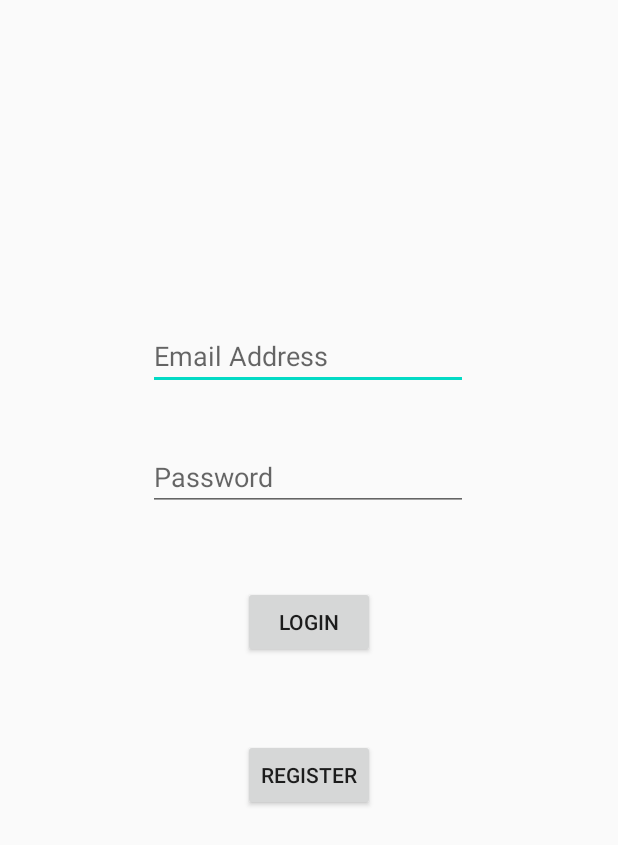
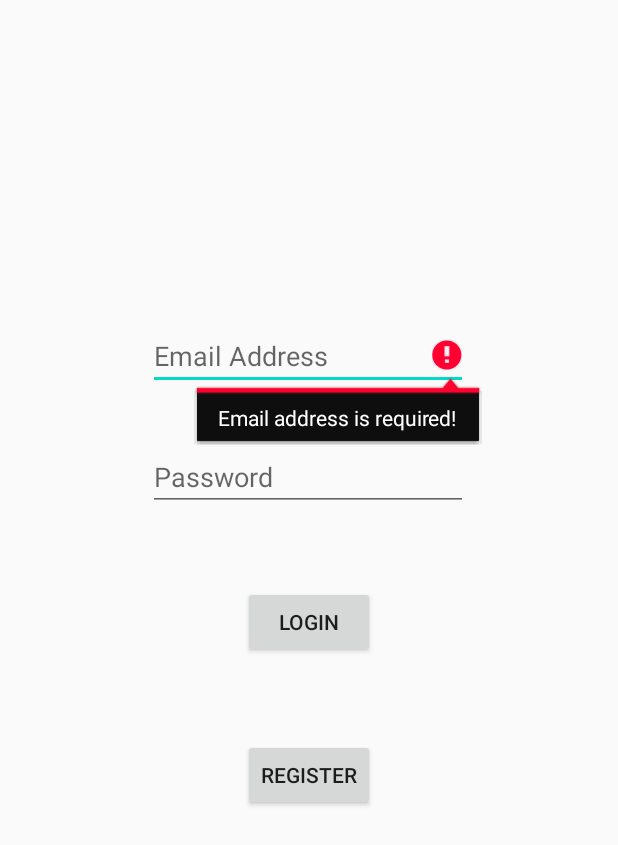
Before and after one commit to chheeky/firebaseLogin, an Android app: the screen it shows after launch (MainActivity), after a tap on "LOGIN", on a phone screen of 412 x 824 dp. Shown: the top 845 px of the screen. Run offline under Robolectric (Android 15) with nearby library versions, the phone set to English and light mode, and no system bars; our stand-ins replace Firebase (no records; nobody signed in at launch, a user with empty details on screens opened directly).

Commit message:
Allows a user to login with the correct credentials

```diff
--- a/app/src/main/AndroidManifest.xml
+++ b/app/src/main/AndroidManifest.xml
@@ -11,7 +11,7 @@
         android:roundIcon="@mipmap/ic_launcher_round"
         android:supportsRtl="true"
         android:theme="@style/AppTheme">
-
+        <activity android:name=".profile"></activity>
         <activity android:name=".register" />
         <!--
                Set to true if your app is Standalone, that is, it does not require the handheld
--- a/app/src/main/java/com/example/firebaselogin/MainActivity.java
+++ b/app/src/main/java/com/example/firebaselogin/MainActivity.java
@@ -5,6 +5,7 @@ import androidx.appcompat.app.AppCompatActivity;
 
 import android.content.Intent;
 import android.os.Bundle;
+import android.text.Editable;
 import android.util.Patterns;
 import android.view.View;
 import android.widget.Button;
@@ -27,6 +28,10 @@ public class MainActivity extends AppCompatActivity implements View.OnClickListe
     private FirebaseAuth mAuth;
     private ProgressBar progressBar;
 
+    private String email;
+    private String password;
+
+
     @Override
     protected void onCreate(Bundle savedInstanceState) {
         super.onCreate(savedInstanceState);
@@ -37,6 +42,11 @@ public class MainActivity extends AppCompatActivity implements View.OnClickListe
 
         buttonLogin = (Button) findViewById(R.id.buttonLogin);
         buttonLogin.setOnClickListener(this);
+
+        textEmail = (EditText) findViewById(R.id.textEmail);
+        textPassword = (EditText) findViewById(R.id.textPassword);
+
+        mAuth = FirebaseAuth.getInstance();
     }
 
 
@@ -48,14 +58,15 @@ public class MainActivity extends AppCompatActivity implements View.OnClickListe
                 break;
             case R.id.buttonLogin:
                 login();
+                break;
         }
 
     }
 
     private void login() {
 
-        String email = textEmail.getText().toString().trim();
-        String password = textPassword.getText().toString().trim();
+        email = textEmail.getText().toString().trim();
+        password = textPassword.getText().toString().trim();
 
         if (email.isEmpty()){
             textEmail.setError("Email address is required!");
@@ -79,13 +90,12 @@ public class MainActivity extends AppCompatActivity implements View.OnClickListe
             @Override
             public void onComplete(@NonNull Task<AuthResult> task) {
                 if(task.isSuccessful()){
-                    //Redirect to user profile
+                    startActivity(new Intent(MainActivity.this, profile.class));
                 }
                 else{
                     Toast.makeText(MainActivity.this, "Incorrect credentials!", Toast.LENGTH_LONG).show();
                 }
             }
         });
-
     }
 }
```
Also changed, not shown: app/src/main/java/com/example/firebaselogin/profile.java (added, +14 -0 lines), app/src/main/res/layout/activity_profile.xml (added, +9 -0 lines).
